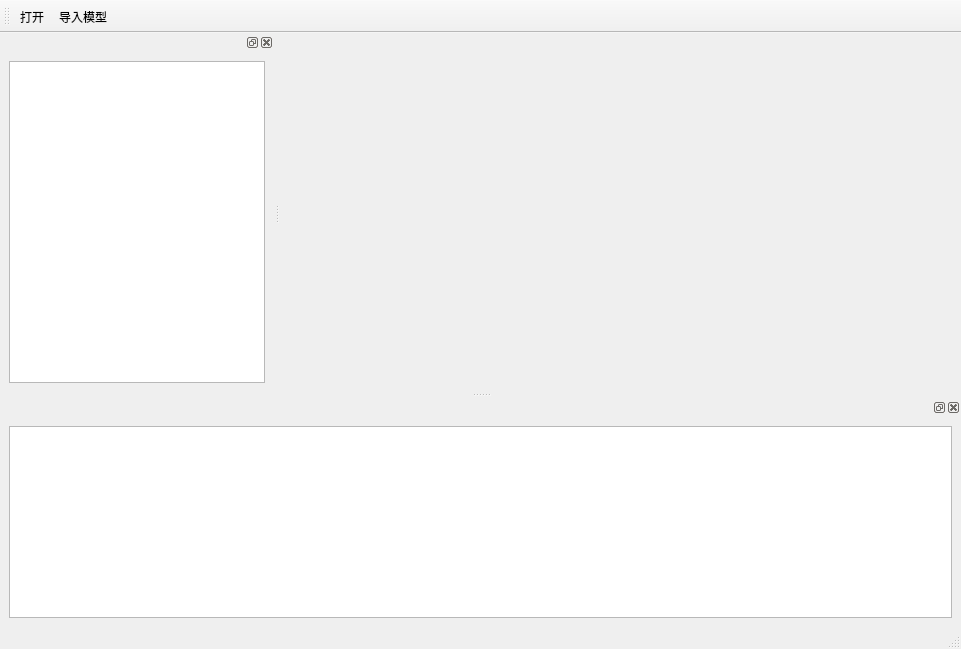
Above: src/Runtime/MainWindow.ui from StoneHappy/for_graduation before the change. Below: the same form after it.
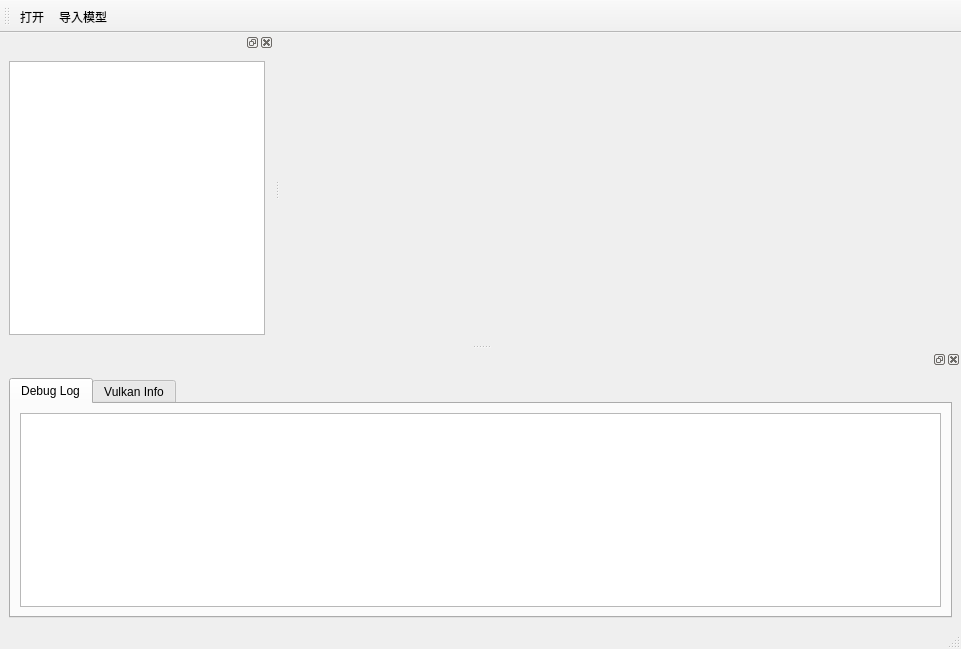
That is the form after the change. The open tabs and pages were chosen to show the change. Icons and pictures are not drawn.

Commit message: ✨ feat: tab

Diff of the .ui file:
```diff
--- a/src/Runtime/MainWindow.ui
+++ b/src/Runtime/MainWindow.ui
@@ -54,7 +54,26 @@
    <widget class="QWidget" name="dockWidgetContents_2">
     <layout class="QHBoxLayout" name="horizontalLayout">
      <item>
-      <widget class="QPlainTextEdit" name="debugLog"/>
+      <widget class="QTabWidget" name="tabWidget">
+       <property name="currentIndex">
+        <number>1</number>
+       </property>
+       <widget class="QWidget" name="debugLogTab">
+        <attribute name="title">
+         <string>Debug Log</string>
+        </attribute>
+        <layout class="QHBoxLayout" name="horizontalLayout_2">
+         <item>
+          <widget class="QPlainTextEdit" name="debugLog"/>
+         </item>
+        </layout>
+       </widget>
+       <widget class="QWidget" name="tab_2">
+        <attribute name="title">
+         <string>Vulkan Info</string>
+        </attribute>
+       </widget>
+      </widget>
      </item>
     </layout>
    </widget>
```
